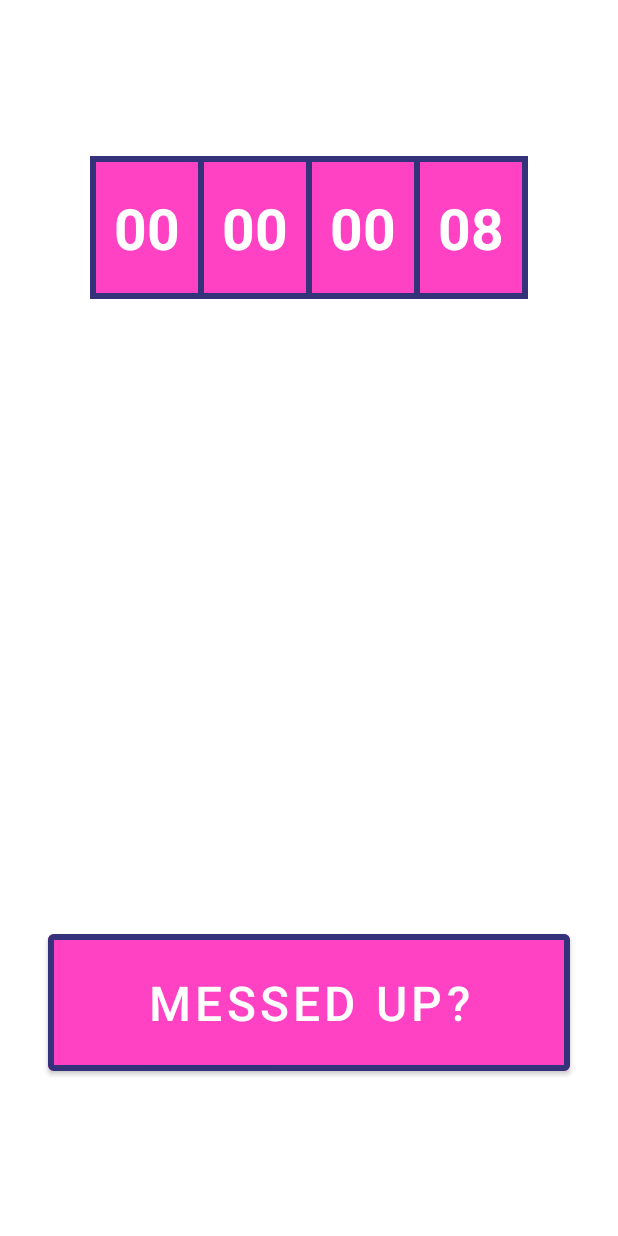
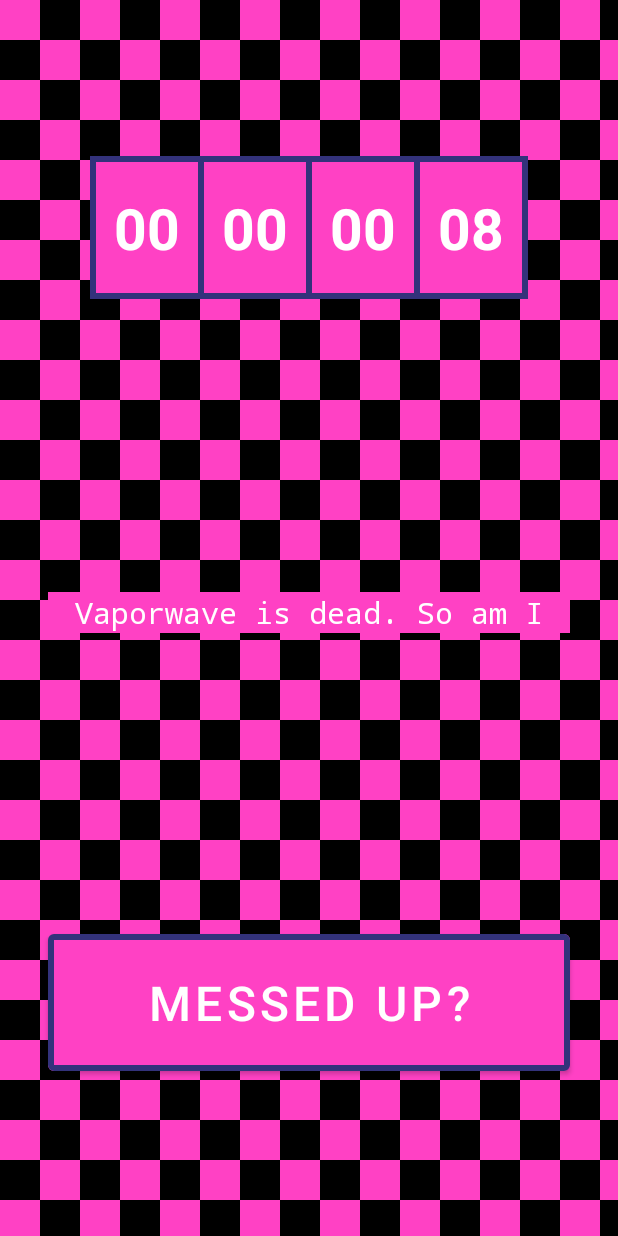
Before and after one commit to PhantasmDragon/ButtonX, an Android app: the screen it shows after launch (MainActivity), on a phone screen of 412 x 824 dp. Run offline under Robolectric (Android 15) with nearby library versions, the phone set to English and light mode, and no system bars.

Commit message:
Checkerboard drawable & a view for a message in the middle of the screen

```diff
--- a/app/src/main/java/io/github/phantasmdragon/buttonx/presentation/MainActivity.kt
+++ b/app/src/main/java/io/github/phantasmdragon/buttonx/presentation/MainActivity.kt
@@ -1,10 +1,12 @@
 package io.github.phantasmdragon.buttonx.presentation
 
+import android.os.Bundle
 import androidx.appcompat.app.AppCompatActivity
-import android.os.Bundle
 import io.github.phantasmdragon.buttonx.R
+import io.github.phantasmdragon.buttonx.data.SharedPreferences
+import io.github.phantasmdragon.buttonx.presentation.view.CheckerboardDrawable
 import kotlinx.android.synthetic.main.activity_main.*
-import io.github.phantasmdragon.buttonx.data.SharedPreferences
+
 
 class MainActivity : AppCompatActivity() {
 
@@ -17,8 +19,14 @@ class MainActivity : AppCompatActivity() {
 
         setContentView(R.layout.activity_main)
 
+        setCheckerboardBackground()
         attachListeners()
+
         runStopwatch()
+    }
+
+    private fun setCheckerboardBackground() {
+        main_root.background = CheckerboardDrawable(this)
     }
 
     private fun attachListeners() {
--- /dev/null
+++ b/app/src/main/java/io/github/phantasmdragon/buttonx/presentation/view/CheckerboardDrawable.kt
@@ -0,0 +1,64 @@
+package io.github.phantasmdragon.buttonx.presentation.view
+
+import android.content.Context
+import android.graphics.*
+import android.graphics.drawable.Drawable
+import io.github.phantasmdragon.buttonx.R
+import io.github.phantasmdragon.buttonx.utils.extension.getColorCompat
+
+class CheckerboardDrawable(context: Context) : Drawable() {
+
+    private val shaderPaint = Paint(Paint.ANTI_ALIAS_FLAG)
+
+    private val size = 40
+    private val colorOdd = context.getColorCompat(R.color.pink)
+    private val colorEven = context.getColorCompat(R.color.black)
+
+    init {
+        configurePaint()
+    }
+
+    private fun configurePaint() {
+        val bitmap = Bitmap.createBitmap(
+            size * 2,
+            size * 2,
+            Bitmap.Config.ARGB_8888
+        )
+        val bitmapPaint = Paint(Paint.ANTI_ALIAS_FLAG).apply {
+            style = Paint.Style.FILL
+            color = colorOdd
+        }
+        val canvas = Canvas(bitmap)
+        val rect = Rect(0, 0, size, size)
+
+        canvas.drawRect(rect, bitmapPaint)
+        rect.offset(size, size)
+        canvas.drawRect(rect, bitmapPaint)
+        bitmapPaint.color = colorEven
+        rect.offset(-size, 0)
+        canvas.drawRect(rect, bitmapPaint)
+        rect.offset(size, -size)
+        canvas.drawRect(rect, bitmapPaint)
+
+        shaderPaint.shader = BitmapShader(
+            bitmap,
+            Shader.TileMode.REPEAT,
+            Shader.TileMode.REPEAT
+        )
+    }
+
+    override fun draw(canvas: Canvas) {
+        canvas.drawPaint(shaderPaint)
+    }
+
+    override fun setAlpha(alpha: Int) {
+        shaderPaint.alpha = alpha
+    }
+
+    override fun setColorFilter(colorFilter: ColorFilter?) {
+        shaderPaint.colorFilter = colorFilter
+    }
+
+    override fun getOpacity(): Int = PixelFormat.OPAQUE
+
+}
--- /dev/null
+++ b/app/src/main/java/io/github/phantasmdragon/buttonx/utils/extension/Context.kt
@@ -0,0 +1,9 @@
+package io.github.phantasmdragon.buttonx.utils.extension
+
+import android.content.Context
+import androidx.annotation.ColorRes
+import androidx.core.content.ContextCompat
+
+fun Context.getColorCompat(@ColorRes colorId: Int): Int {
+    return ContextCompat.getColor(this, colorId)
+}
--- a/app/src/main/res/layout/activity_main.xml
+++ b/app/src/main/res/layout/activity_main.xml
@@ -3,8 +3,10 @@
     xmlns:android="http://schemas.android.com/apk/res/android"
     xmlns:app="http://schemas.android.com/apk/res-auto"
     xmlns:tools="http://schemas.android.com/tools"
+    android:id="@+id/main_root"
     android:layout_width="match_parent"
     android:layout_height="match_parent"
+    tools:background="@color/purple_500"
     tools:context=".presentation.MainActivity">
 
     <androidx.constraintlayout.widget.Guideline
@@ -12,28 +14,28 @@
         android:layout_width="wrap_content"
         android:layout_height="wrap_content"
         android:orientation="vertical"
-        app:layout_constraintGuide_begin="@dimen/padding_32dp"/>
+        app:layout_constraintGuide_begin="@dimen/padding_32dp" />
 
     <androidx.constraintlayout.widget.Guideline
         android:id="@+id/main_guideline_top"
         android:layout_width="wrap_content"
         android:layout_height="wrap_content"
         android:orientation="horizontal"
-        app:layout_constraintGuide_begin="104dp"/>
+        app:layout_constraintGuide_begin="104dp" />
 
     <androidx.constraintlayout.widget.Guideline
         android:id="@+id/main_guideline_end"
         android:layout_width="wrap_content"
         android:layout_height="wrap_content"
         android:orientation="vertical"
-        app:layout_constraintGuide_end="@dimen/padding_32dp"/>
+        app:layout_constraintGuide_end="@dimen/padding_32dp" />
 
     <androidx.constraintlayout.widget.Guideline
         android:id="@+id/main_guideline_bottom"
         android:layout_width="wrap_content"
         android:layout_height="wrap_content"
         android:orientation="horizontal"
-        app:layout_constraintGuide_end="104dp"/>
+        app:layout_constraintGuide_end="104dp" />
 
     <io.github.phantasmdragon.buttonx.presentation.view.TimeCountView
         android:id="@+id/main_time_count"
@@ -42,7 +44,22 @@
         app:count_type="stopwatch"
         app:layout_constraintStart_toStartOf="@id/main_guideline_start"
         app:layout_constraintTop_toTopOf="@id/main_guideline_top"
-        app:layout_constraintEnd_toEndOf="@id/main_guideline_end"/>
+        app:layout_constraintEnd_toEndOf="@id/main_guideline_end" />
+
+    <TextView
+        android:id="@+id/main_message"
+        android:layout_width="0dp"
+        android:layout_height="wrap_content"
+        android:gravity="center"
+        android:background="@color/pink"
+        android:text="@string/main_message"
+        android:textSize="20sp"
+        android:textColor="@color/white"
+        android:typeface="monospace"
+        app:layout_constraintStart_toStartOf="@id/main_guideline_start"
+        app:layout_constraintTop_toBottomOf="@id/main_time_count"
+        app:layout_constraintEnd_toEndOf="@id/main_guideline_end"
+        app:layout_constraintBottom_toTopOf="@id/main_button_messed_up" />
 
     <com.google.android.material.button.MaterialButton
         android:id="@+id/main_button_messed_up"
--- a/app/src/main/res/values/strings.xml
+++ b/app/src/main/res/values/strings.xml
@@ -4,6 +4,7 @@
 
     <!-- region Main screen -->
 
+    <string name="main_message">Vaporwave is dead. So am I</string>
     <string name="main_button_text">Messed up?</string>
 
     <!-- endregion -->
```
